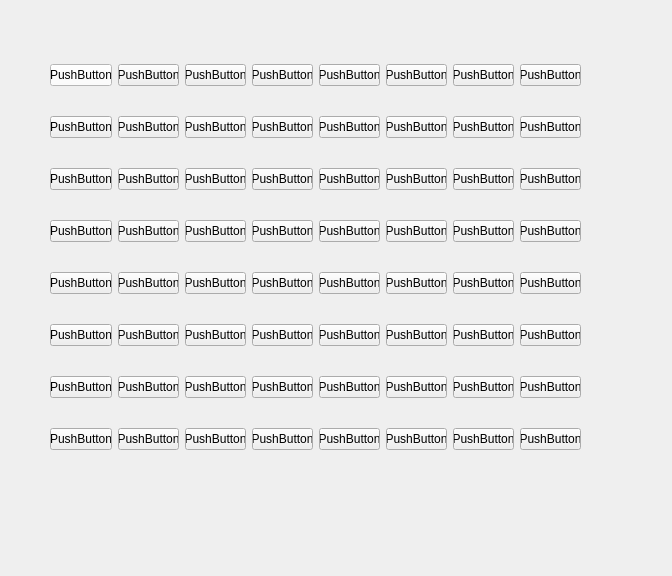
First picture: the form in Mots_cache/mainwindow.ui, repository AlexandreSeptembreYnov/mini-projet-C, before the edit.
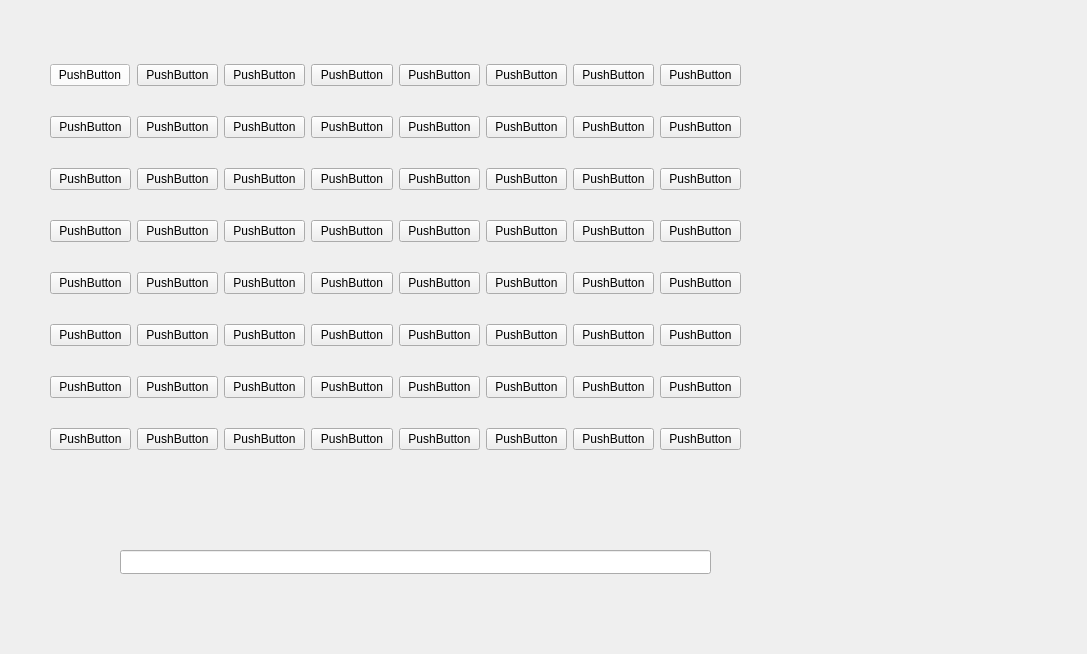
Second picture: the form after the edit.

```diff
--- a/Mots_cache/mainwindow.ui
+++ b/Mots_cache/mainwindow.ui
@@ -6,20 +6,20 @@
    <rect>
     <x>0</x>
     <y>0</y>
-    <width>672</width>
-    <height>576</height>
+    <width>1087</width>
+    <height>654</height>
    </rect>
   </property>
   <property name="windowTitle">
    <string>MainWindow</string>
   </property>
   <widget class="QWidget" name="centralwidget">
-   <widget class="QWidget" name="">
+   <widget class="QWidget" name="layoutWidget">
     <property name="geometry">
      <rect>
       <x>50</x>
       <y>40</y>
-      <width>531</width>
+      <width>691</width>
       <height>441</height>
      </rect>
     </property>
@@ -483,6 +483,16 @@
      </item>
     </layout>
    </widget>
+   <widget class="QLineEdit" name="lineEdit">
+    <property name="geometry">
+     <rect>
+      <x>120</x>
+      <y>550</y>
+      <width>591</width>
+      <height>24</height>
+     </rect>
+    </property>
+   </widget>
   </widget>
  </widget>
  <tabstops>
```
